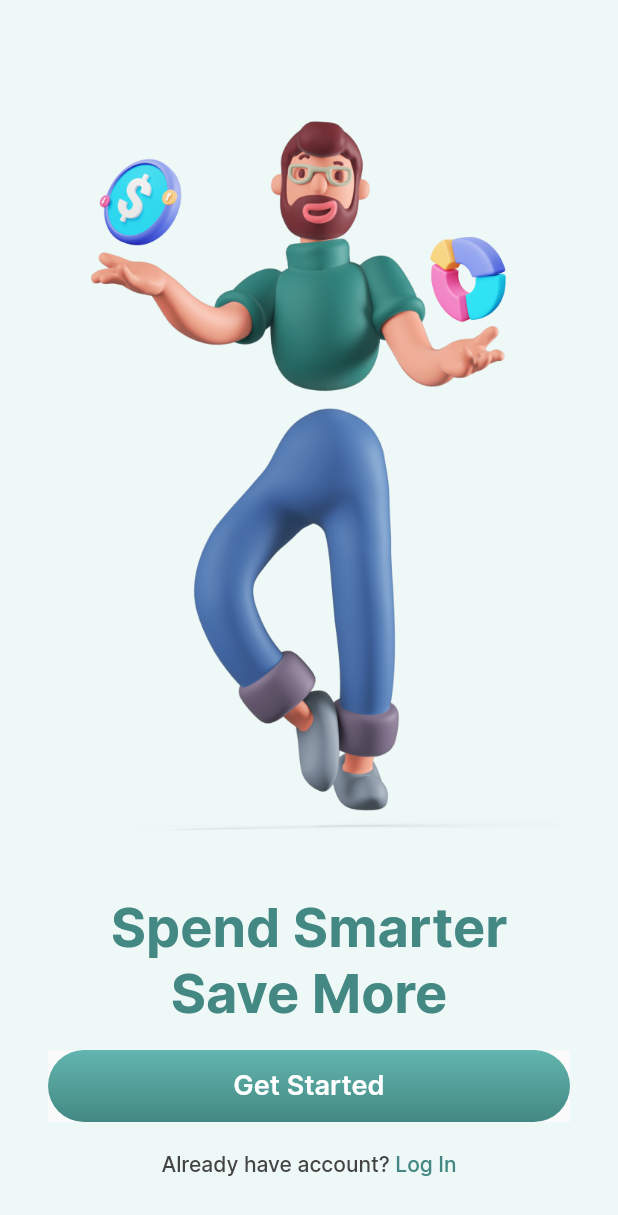
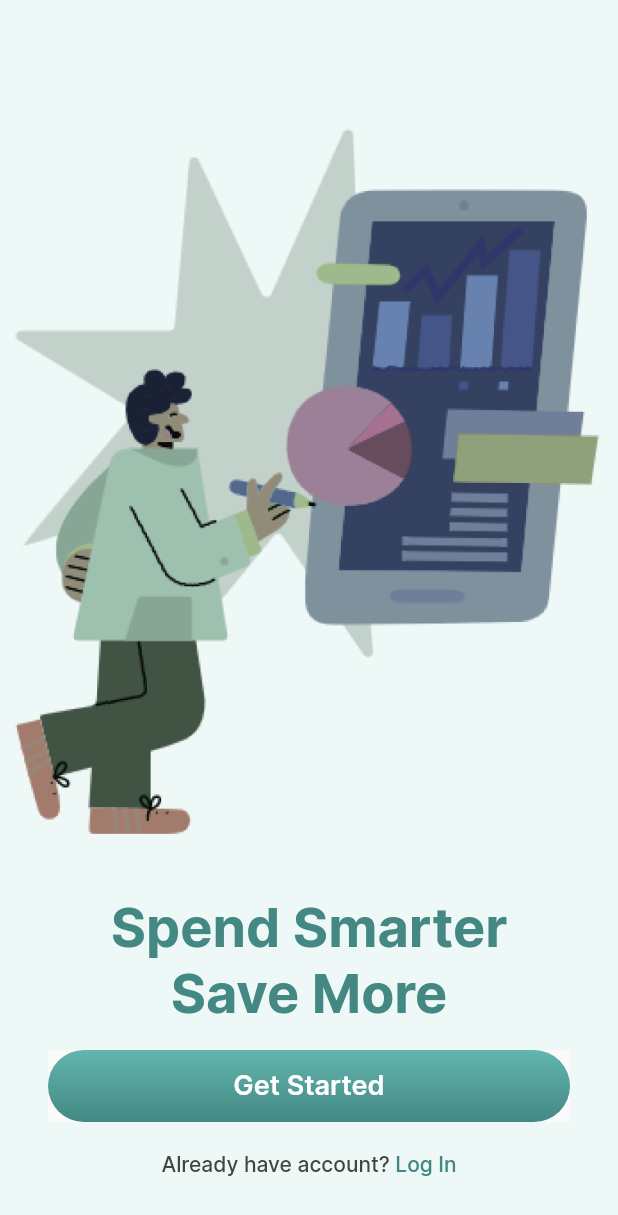
Before and after one commit to filipewb/appsFinanceiros, a Flutter app: the OnboardingPage screen opened directly, on a phone screen of 412 x 824 dp. Shown: the top 1215 px of the screen. Run offline on Flutter 3.47's test engine with Material 2 defaults, Android fonts, the phone set to English and light mode, and no system bars.

Commit message:
alteracao da imagem da tela de onboarding

```diff
--- a/financy_app/lib/features/onboarding/onboarding_page.dart
+++ b/financy_app/lib/features/onboarding/onboarding_page.dart
@@ -17,22 +17,22 @@ class OnboardingPage extends StatelessWidget {
   Widget build(BuildContext context) {
     return Scaffold(
       backgroundColor: AppColors.iceWhite,
-      body: Align(
-        child: Column(
+      body: Column(
         children: [
           const SizedBox(height: 48),
           Expanded(
-              flex: 2,
-              child: Image.asset('assets/images/man.png'),
+            child: Image.asset('assets/images/onboarding_image.png'),
           ),
           Text(
             'Spend Smarter',
+            textAlign: TextAlign.center,
             style: AppTextStyles.mediumText.copyWith(
               color: AppColors.greenLightTwo,
             ),
           ),
           Text(
             'Save More',
+            textAlign: TextAlign.center,
             style: AppTextStyles.mediumText.copyWith(
               color: AppColors.greenLightTwo,
             ),
@@ -69,7 +69,6 @@ class OnboardingPage extends StatelessWidget {
           const SizedBox(height: 24),
         ],
       ),
-      ),
     );
   }
 }
```
Lines whose indentation alone changed are shown as unchanged.
